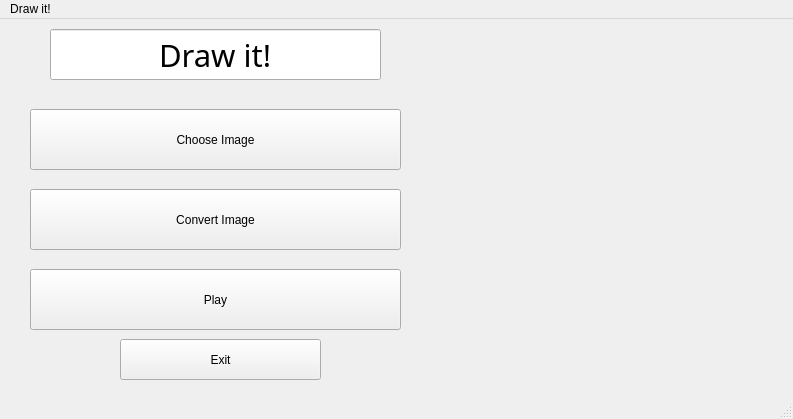
Qt form mainwindow.ui (offset/draw-it) before a commit.
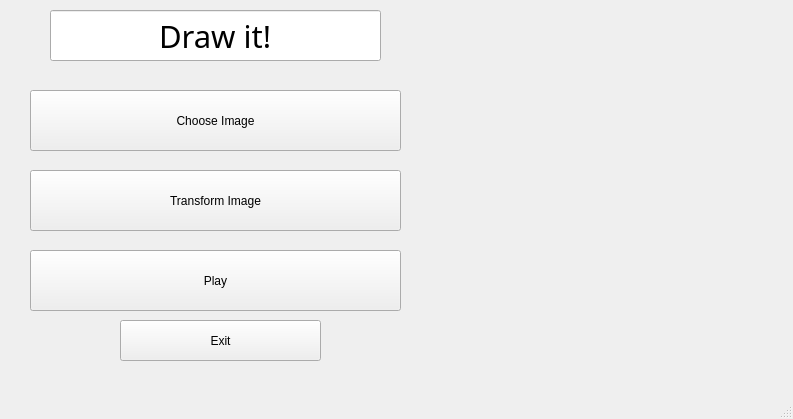
The same form after that commit.

Patch:
```diff
--- a/mainwindow.ui
+++ b/mainwindow.ui
@@ -102,7 +102,7 @@
      </rect>
     </property>
     <property name="text">
-     <string>Convert Image</string>
+     <string>Transform Image</string>
     </property>
    </widget>
    <widget class="QPushButton" name="exit">
@@ -119,22 +119,6 @@
     </property>
    </widget>
   </widget>
-  <widget class="QMenuBar" name="menubar">
-   <property name="geometry">
-    <rect>
-     <x>0</x>
-     <y>0</y>
-     <width>793</width>
-     <height>20</height>
-    </rect>
-   </property>
-   <widget class="QMenu" name="menuDraw_it">
-    <property name="title">
-     <string>Draw it!</string>
-    </property>
-   </widget>
-   <addaction name="menuDraw_it"/>
-  </widget>
   <widget class="QStatusBar" name="statusbar"/>
  </widget>
  <resources/>
```
